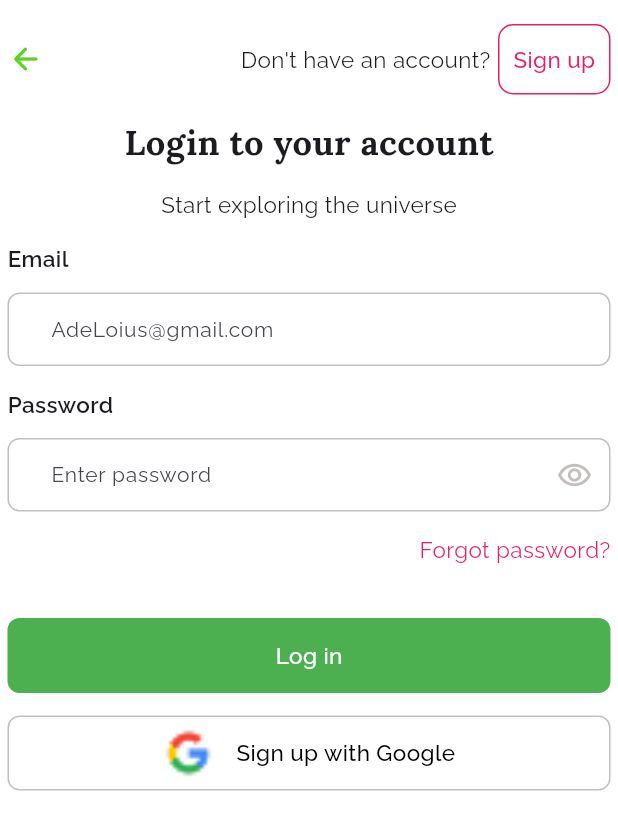
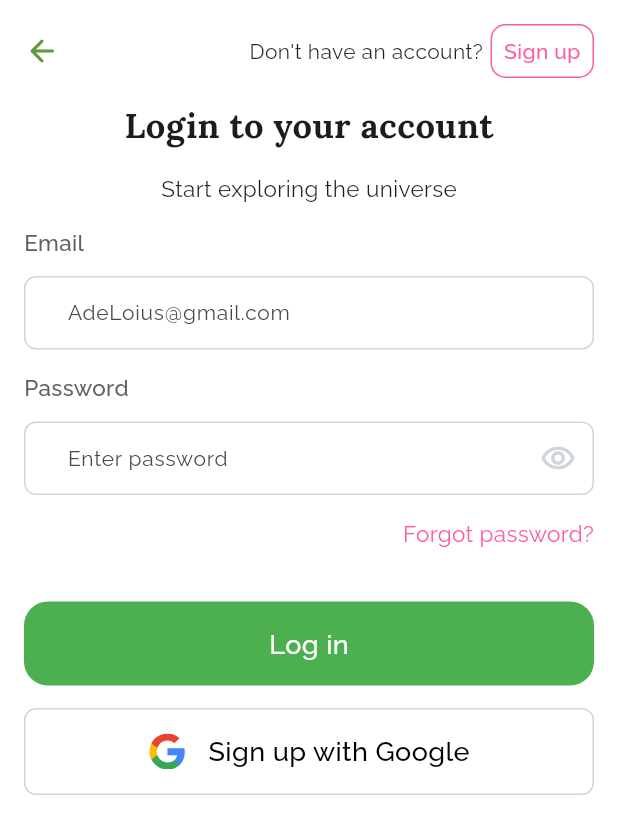
Before and after one commit to Adenonso/random_task_provider, a Flutter app: the screen it shows after launch, after a tap on "Log in", on a phone screen of 412 x 824 dp. Shown: the top 834 px of the screen. Run offline on Flutter 3.47's test engine with Material 3 defaults, Android fonts, the phone set to English and light mode, and no system bars; our stand-ins replace flutter_svg, google_fonts.

Commit message:
Updated UI with figma

```diff
--- a/lib/components/colors.dart
+++ b/lib/components/colors.dart
@@ -2,13 +2,13 @@ import 'package:flutter/material.dart';
 
 // Define your app's color palette
 class AppColors {
-  static const Color primary = Color(0xFFEA1E61);
+  static const Color primary = Color.fromARGB(255, 255, 89, 161);
   static const Color primarylight = Color.fromARGB(45, 165, 130, 142);
   static const Color transparent = Color.fromARGB(0, 234, 30, 98);
   static const Color neutral = Color.fromARGB(255, 91, 78, 78);
-  static const Color neutralLight = Color.fromARGB(92, 91, 78, 78);
+  static const Color neutralLight = Color.fromARGB(255, 208, 213, 221);
   static const Color neutralLightExtra = Color.fromARGB(20, 117, 112, 112);
-  static const Color secondary = Color.fromARGB(235, 77, 207, 17);
+  static const Color secondary = Color(0xFF60983C);
   static const Color background = Color.fromARGB(255, 255, 255, 255);
   static const Color black = Color.fromARGB(255, 0, 0, 0);
 }
--- a/lib/views/login_screen.dart
+++ b/lib/views/login_screen.dart
@@ -1,4 +1,5 @@
 import 'package:flutter/material.dart';
+import 'package:flutter_svg/svg.dart';
 import 'package:google_fonts/google_fonts.dart';
 import 'package:random_task_provider/components/colors.dart';
 import 'package:random_task_provider/components/my_buttons.dart';
@@ -19,7 +20,7 @@ class _LoginScreenState extends State<LoginScreen> {
         child: SingleChildScrollView(
           child: Padding(
             padding: const EdgeInsets.symmetric(
-              horizontal: 5,
+              horizontal: 16,
             ),
             child: Column(
               spacing: 15,
@@ -41,19 +42,17 @@ class _LoginScreenState extends State<LoginScreen> {
                     Spacer(),
                     Text(
                       "Don't have an account?",
-                      style: GoogleFonts.raleway(fontSize: 15),
+                      style: GoogleFonts.raleway(fontSize: 14),
                     ),
-                    GestureDetector(
-                      child: MyButtons(
-                        buttonWidth: 75,
-                        buttonHeight: 47,
-                        buttonText: "Sign up",
-                        borderColor: AppColors.primary,
-                        buttonTextstyle: GoogleFonts.raleway(
-                            fontSize: 15,
-                            color: AppColors.primary,
-                            fontWeight: FontWeight.w500),
-                      ),
+                    MyButtons(
+                      buttonWidth: 69,
+                      buttonHeight: 36,
+                      buttonText: "Sign up",
+                      borderColor: AppColors.primary,
+                      buttonTextstyle: GoogleFonts.raleway(
+                          fontSize: 14,
+                          color: AppColors.primary,
+                          fontWeight: FontWeight.w500),
                     )
                   ],
                 ),
@@ -96,16 +95,17 @@ class _LoginScreenState extends State<LoginScreen> {
                 GestureDetector(
                   onTap: () {},
                   child: Container(
-                    height: 50,
+                    height: 56,
                     width: double.infinity,
+                    padding: EdgeInsets.symmetric(horizontal: 24, vertical: 16),
                     decoration: BoxDecoration(
                         color: Colors.green,
-                        borderRadius: BorderRadius.circular(8)),
+                        borderRadius: BorderRadius.circular(16)),
                     child: Center(
                       child: Text(
                         "Log in",
                         style: GoogleFonts.raleway(
-                            fontSize: 15,
+                            fontSize: 18,
                             fontWeight: FontWeight.w500,
                             color: AppColors.background),
                       ),
@@ -115,7 +115,7 @@ class _LoginScreenState extends State<LoginScreen> {
                 GestureDetector(
                   onTap: () {},
                   child: Container(
-                      height: 50,
+                      height: 58,
                       width: double.infinity,
                       decoration: BoxDecoration(
                           color: AppColors.transparent,
@@ -126,15 +126,11 @@ class _LoginScreenState extends State<LoginScreen> {
                         mainAxisAlignment: MainAxisAlignment.center,
                         spacing: 15,
                         children: [
-                          CircleAvatar(
-                              radius: 17,
-                              backgroundColor: AppColors.transparent,
-                              backgroundImage:
-                                  AssetImage("assets/images/google logo.png")),
+                          SvgPicture.asset('assets/images/googleLogosvg.svg'),
                           Text(
                             "Sign up with Google",
                             style: GoogleFonts.raleway(
-                                fontSize: 15,
+                                fontSize: 18,
                                 fontWeight: FontWeight.w500,
                                 color: AppColors.black),
                           ),
@@ -165,8 +161,10 @@ class _LoginScreenState extends State<LoginScreen> {
         //
         Text(
           text1,
-          style:
-              GoogleFonts.raleway(fontSize: 15.0, fontWeight: FontWeight.w600),
+          style: GoogleFonts.raleway(
+              fontSize: 15.0,
+              fontWeight: FontWeight.w500,
+              color: Colors.grey.shade700),
         ),
         TextField(
           controller: textController,
@@ -184,7 +182,7 @@ class _LoginScreenState extends State<LoginScreen> {
             focusedBorder: OutlineInputBorder(
               borderRadius: BorderRadius.circular(8),
               borderSide: BorderSide(
-                  color: AppColors.primary,
+                  color: AppColors.secondary,
                   width: 2), // Red border when focused
             ),
             border: OutlineInputBorder(
--- a/lib/views/sign_up_screen.dart
+++ b/lib/views/sign_up_screen.dart
@@ -1,6 +1,7 @@
 // ignore_for_file: unused_local_variable
 
 import 'package:flutter/material.dart';
+import 'package:flutter_svg/svg.dart';
 import 'package:google_fonts/google_fonts.dart';
 import 'package:provider/provider.dart';
 import 'package:random_task_provider/components/colors.dart';
@@ -36,7 +37,7 @@ class _SignUpScreenState extends State<SignUpScreen> {
         child: SingleChildScrollView(
           child: Padding(
             padding: const EdgeInsets.symmetric(
-              horizontal: 5,
+              horizontal: 16,
             ),
             child: Column(
               spacing: 15,
@@ -50,20 +51,20 @@ class _SignUpScreenState extends State<SignUpScreen> {
                     GestureDetector(
                         child: Icon(
                       Icons.arrow_back_rounded,
-                      color: Colors.green,
+                      color: AppColors.secondary,
                     )),
                     Spacer(),
                     Text(
                       "Have an account?",
-                      style: GoogleFonts.raleway(fontSize: 15),
+                      style: GoogleFonts.raleway(fontSize: 14),
                     ),
                     MyButtons(
-                      buttonWidth: 75,
-                      buttonHeight: 47,
+                      buttonWidth: 69,
+                      buttonHeight: 36,
                       buttonText: "Log in",
                       borderColor: AppColors.primary,
                       buttonTextstyle: GoogleFonts.raleway(
-                          fontSize: 15,
+                          fontSize: 14,
                           color: AppColors.primary,
                           fontWeight: FontWeight.w500),
                       onTap: () {
@@ -78,7 +79,7 @@ class _SignUpScreenState extends State<SignUpScreen> {
                 Text(
                   "Create an account",
                   style: GoogleFonts.lora(
-                      fontSize: 23, fontWeight: FontWeight.bold),
+                      fontSize: 32, fontWeight: FontWeight.bold),
                 ),
                 buildSignUpItem(
                     text1: "Name",
@@ -123,12 +124,9 @@ class _SignUpScreenState extends State<SignUpScreen> {
                       color: AppColors.neutralLight,
                     ),
                     textController: TextEditingController()),
-                SizedBox(
-                  width: double.infinity,
-                  child: Row(
+                Row(
                   mainAxisAlignment: MainAxisAlignment.center,
                   children: [
-                      // Checkbox(value: true, onChanged: (value) {}),
                     GestureDetector(
                         onTap: () {
                           setState(() {
@@ -137,48 +135,53 @@ class _SignUpScreenState extends State<SignUpScreen> {
                         },
                         child: Icon(
                           isChecked
-                                ? Icons.check_box
-                                : Icons.check_box_outline_blank,
+                              ? Icons.check_box_rounded
+                              : Icons.check_box_outline_blank_rounded,
                           color: isChecked
                               ? AppColors.secondary
                               : AppColors.neutralLight,
                         )),
-
-                      Text(
-                        "Please accept Our ",
-                        style: GoogleFonts.lora(fontSize: 12),
+                    RichText(
+                      text: TextSpan(
+                        children: [
+                          TextSpan(
+                            text: "Please accept our ",
+                            style: GoogleFonts.lora(
+                                fontSize: 12, color: Colors.black),
                           ),
-                      GestureDetector(
-                        onTap: () {},
-                        child: Text(
-                          "Terms and Condition",
+                          TextSpan(
+                            text: "Terms and Conditions",
                             style: GoogleFonts.lora(
                                 fontSize: 12,
+                                color: AppColors.primary,
                                 decoration: TextDecoration.underline),
                           ),
+                          TextSpan(
+                            text: " before proceeding ",
+                            style: GoogleFonts.lora(
+                                fontSize: 12, color: Colors.black),
                           ),
-                      Text(
-                        " Before Proceeding",
-                        style: GoogleFonts.lora(fontSize: 12),
-                      )
                         ],
                       ),
+                    ),
+                  ],
                 ),
                 GestureDetector(
                   onTap: () {},
                   child: Container(
-                    height: 50,
+                    height: 56,
                     width: double.infinity,
+                    padding: EdgeInsets.symmetric(horizontal: 24, vertical: 16),
                     decoration: BoxDecoration(
                         color: isChecked
                             ? AppColors.secondary
                             : AppColors.neutralLight,
-                        borderRadius: BorderRadius.circular(8)),
+                        borderRadius: BorderRadius.circular(16)),
                     child: Center(
                       child: Text(
                         "Sign up",
                         style: GoogleFonts.raleway(
-                            fontSize: 15,
+                            fontSize: 18,
                             fontWeight: FontWeight.w500,
                             color: AppColors.background),
                       ),
@@ -188,7 +191,7 @@ class _SignUpScreenState extends State<SignUpScreen> {
                 GestureDetector(
                   onTap: () {},
                   child: Container(
-                      height: 50,
+                      height: 58,
                       width: double.infinity,
                       decoration: BoxDecoration(
                           color: AppColors.transparent,
@@ -199,15 +202,11 @@ class _SignUpScreenState extends State<SignUpScreen> {
                         mainAxisAlignment: MainAxisAlignment.center,
                         spacing: 15,
                         children: [
-                          CircleAvatar(
-                              radius: 17,
-                              backgroundColor: AppColors.transparent,
-                              backgroundImage:
-                                  AssetImage("assets/images/google logo.png")),
+                          SvgPicture.asset('assets/images/googleLogosvg.svg'),
                           Text(
                             "Sign up with Google",
                             style: GoogleFonts.raleway(
-                                fontSize: 15,
+                                fontSize: 18,
                                 fontWeight: FontWeight.w500,
                                 color: AppColors.black),
                           ),
@@ -239,15 +238,20 @@ class _SignUpScreenState extends State<SignUpScreen> {
         //
         Text(
           text1,
-          style:
-              GoogleFonts.raleway(fontSize: 15.0, fontWeight: FontWeight.w600),
+          style: GoogleFonts.raleway(
+              fontSize: 15.0,
+              fontWeight: FontWeight.w500,
+              color: Colors.grey.shade700),
         ),
         TextField(
           controller: textController,
           obscureText: obscureText ?? false,
           decoration: InputDecoration(
             hintText: text2,
-            hintStyle: GoogleFonts.raleway(fontSize: 14), //raleway font
+            hintStyle: GoogleFonts.raleway(
+                fontSize: 14,
+                color: Colors.grey.shade500,
+                fontWeight: FontWeight.w500), //raleway font
             suffixIcon: sufIcon,
             enabledBorder: OutlineInputBorder(
               borderRadius: BorderRadius.circular(8),
--- a/pubspec.yaml
+++ b/pubspec.yaml
@@ -36,6 +36,7 @@ dependencies:
   cupertino_icons: ^1.0.8
   google_fonts: ^6.2.1
   provider: ^6.1.5
+  flutter_svg: ^2.1.0
 
 dev_dependencies:
   flutter_test:
```
Also changed, not shown: assets/images/googleLogosvg.svg (added), pubspec.lock. Lines whose indentation alone changed are shown as unchanged.
